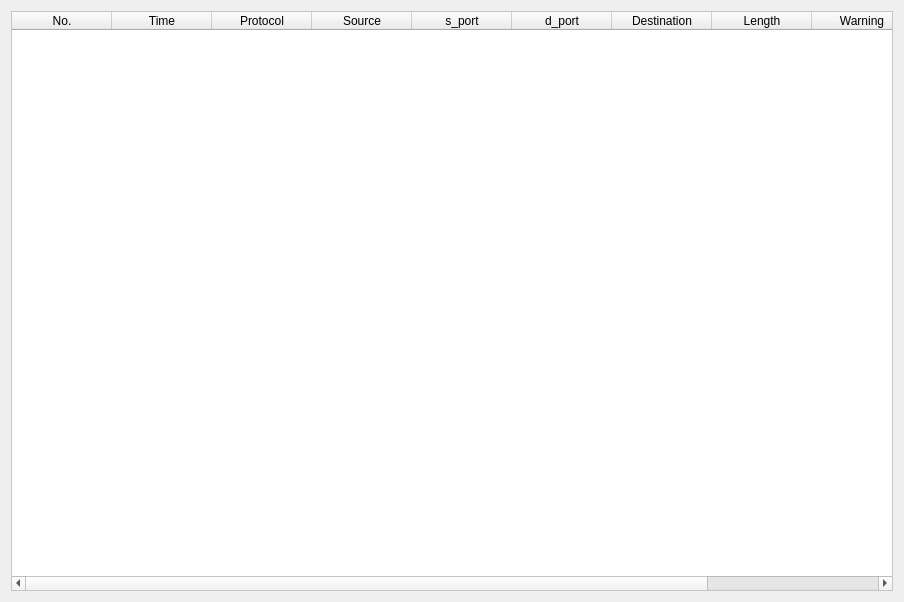
Old version of the form forms/Analyzewindow.ui in the repository HyungJoonLEE/Lazyshark.
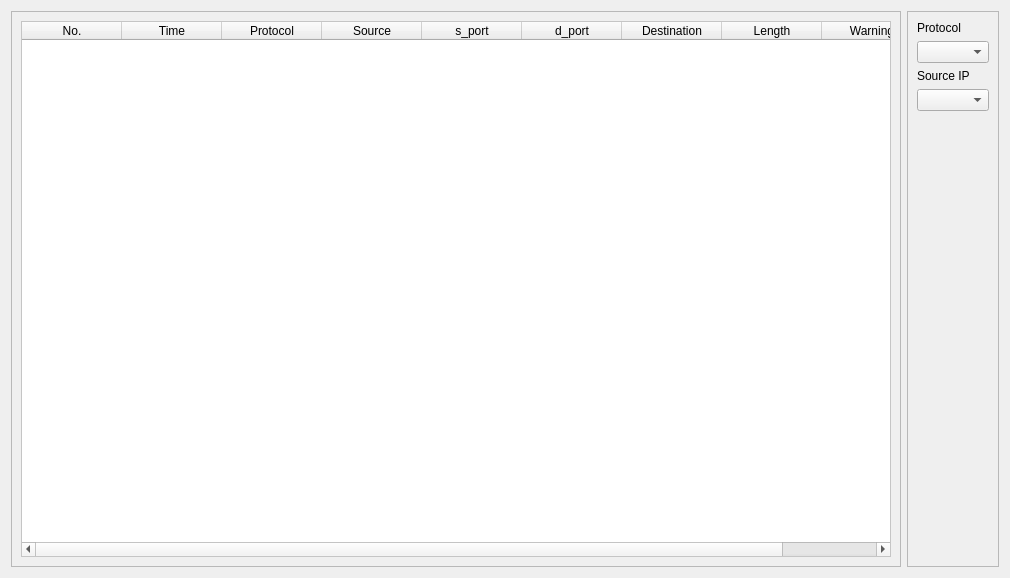
New version of the form.

Commit message: data deleted and add dropdown

What changed in the file:
```diff
--- a/forms/Analyzewindow.ui
+++ b/forms/Analyzewindow.ui
@@ -6,15 +6,24 @@
    <rect>
     <x>0</x>
     <y>0</y>
-    <width>904</width>
-    <height>602</height>
+    <width>1010</width>
+    <height>578</height>
    </rect>
   </property>
   <property name="windowTitle">
    <string>Dialog</string>
   </property>
-  <layout class="QGridLayout" name="gridLayout">
-   <item row="0" column="0">
+  <layout class="QHBoxLayout" name="horizontalLayout_2">
+   <item>
+    <widget class="QFrame" name="frame_2">
+     <property name="frameShape">
+      <enum>QFrame::StyledPanel</enum>
+     </property>
+     <property name="frameShadow">
+      <enum>QFrame::Raised</enum>
+     </property>
+     <layout class="QVBoxLayout" name="verticalLayout_7">
+      <item>
     <widget class="QTableWidget" name="tableWidget">
      <property name="styleSheet">
       <string notr="true">QTableWidget { 
@@ -73,11 +82,64 @@
        <string>Warning</string>
       </property>
      </column>
-     <column>
+       </widget>
+      </item>
+     </layout>
+    </widget>
+   </item>
+   <item>
+    <widget class="QFrame" name="frame">
+     <property name="frameShape">
+      <enum>QFrame::StyledPanel</enum>
+     </property>
+     <property name="frameShadow">
+      <enum>QFrame::Raised</enum>
+     </property>
+     <layout class="QVBoxLayout" name="verticalLayout_3">
+      <item>
+       <layout class="QVBoxLayout" name="verticalLayout_5">
+        <item>
+         <widget class="QLabel" name="label">
+          <property name="styleSheet">
+           <string notr="true">color:black;</string>
+          </property>
       <property name="text">
-       <string>Data</string>
-      </property>
-     </column>
+           <string>Protocol</string>
+          </property>
+         </widget>
+        </item>
+        <item>
+         <widget class="QComboBox" name="comboBox_2"/>
+        </item>
+        <item>
+         <widget class="QLabel" name="label_2">
+          <property name="styleSheet">
+           <string notr="true">color:black;</string>
+          </property>
+          <property name="text">
+           <string>Source IP</string>
+          </property>
+         </widget>
+        </item>
+        <item>
+         <widget class="QComboBox" name="comboBox"/>
+        </item>
+       </layout>
+      </item>
+      <item>
+       <spacer name="verticalSpacer">
+        <property name="orientation">
+         <enum>Qt::Vertical</enum>
+        </property>
+        <property name="sizeHint" stdset="0">
+         <size>
+          <width>20</width>
+          <height>40</height>
+         </size>
+        </property>
+       </spacer>
+      </item>
+     </layout>
     </widget>
    </item>
   </layout>
```
Lines whose indentation alone changed are shown as unchanged. The commit also changes 6 other files.
